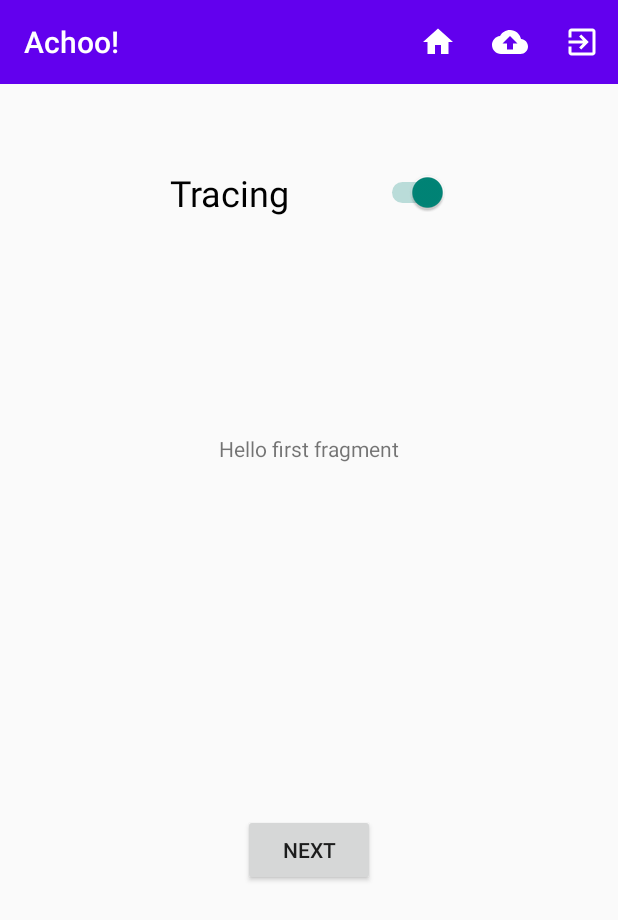
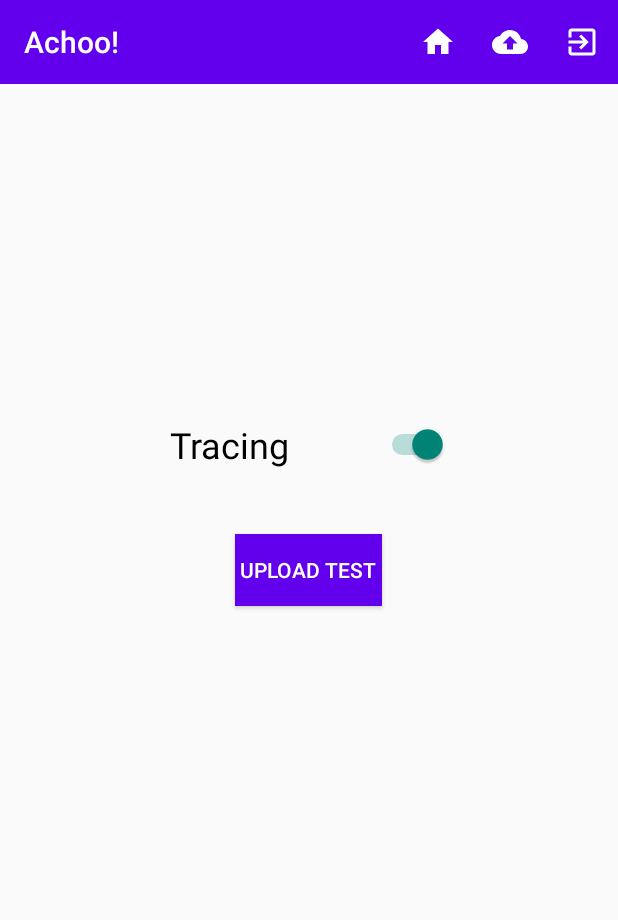
Before and after one commit to jonathan081/achoo, an Android app: the screen it shows after launch once a user with an empty profile is signed in (MainActivity), after a tap on "Tracing", on a phone screen of 412 x 824 dp. Shown: the top 920 px of the screen. Run offline under Robolectric (Android 15) with nearby library versions, the phone set to English and light mode, and no system bars; our stand-ins replace Firebase (no records; nobody signed in at launch, a user with empty details on screens opened directly); 10 statements that could not run were skipped.

Commit message:
Format changes
Changed logs/notifications. Changed Nearby to send the new current key as we plan

```diff
--- a/app/src/main/java/com/example/achoo/Notifications.java
+++ b/app/src/main/java/com/example/achoo/Notifications.java
@@ -15,7 +15,7 @@ public class Notifications {
             CharSequence name = activity.getString(R.string.channel_name);
             String description = activity.getString(R.string.channel_description);
             int importance = NotificationManager.IMPORTANCE_DEFAULT;
-            NotificationChannel channel = new NotificationChannel("test", name, importance);
+            NotificationChannel channel = new NotificationChannel("notif", name, importance);
             channel.setDescription(description);
             // Register the channel with the system; you can't change the importance
             // or other notification behaviors after this
--- a/app/src/main/java/com/example/achoo/messageGateway.java
+++ b/app/src/main/java/com/example/achoo/messageGateway.java
@@ -52,7 +52,7 @@ public class messageGateway {
 
 
     public static Message getNewMessage() {
-        return new Message("Hello World".getBytes());
+        return new Message(UploadWorker.getCurrKey().getBytes());
     }
 
     public static SubscribeOptions setSubscribeOptions(){
@@ -75,10 +75,10 @@ public class messageGateway {
         Log.i(TAG, "Subscribing for background updates.");
     }
 
-    public static void publish(String message, Activity activity) {
-        mActiveMessage = new Message(message.getBytes());
+    public static void publish(Activity activity) {
+        mActiveMessage = getNewMessage();
         Nearby.getMessagesClient(activity).publish(mActiveMessage);
-        Log.i(TAG, "Publishing message: " + message);
+        Log.i(TAG, "Publishing message");
     }
 
     public static void unpublish(Activity activity) {
--- a/app/src/main/res/layout/activity_main.xml
+++ b/app/src/main/res/layout/activity_main.xml
@@ -33,26 +33,12 @@
             />
     </androidx.appcompat.widget.Toolbar>
 
-    <include
-        android:id="@+id/include"
-        layout="@layout/content_main"
-        android:layout_width="0dp"
-        android:layout_height="0dp"
-        app:layout_constraintBottom_toBottomOf="parent"
-        app:layout_constraintEnd_toEndOf="parent"
-        app:layout_constraintHorizontal_bias="1.0"
-        app:layout_constraintLeft_toLeftOf="parent"
-        app:layout_constraintStart_toStartOf="parent"
-        app:layout_constraintTop_toBottomOf="@+id/toolbar"
-        app:layout_constraintVertical_bias="1.0"
-        app:layout_goneMarginLeft="20px"
-        app:layout_goneMarginRight="20px" />
 
     <Switch
         android:id="@+id/BLE_Switch"
         android:layout_width="185dp"
         android:layout_height="0dp"
-        android:layout_marginTop="56dp"
+        android:layout_marginTop="224dp"
         android:checked="false"
         android:fontFamily="sans-serif"
         android:onClick="buttonFlipped"
@@ -65,5 +51,21 @@
         app:layout_constraintTop_toBottomOf="@id/toolbar"
         tools:checked="false" />
 
+    <Button
+        android:id="@+id/button"
+        android:layout_width="wrap_content"
+        android:layout_height="wrap_content"
+        android:layout_marginTop="300dp"
+        android:background="?attr/colorPrimary"
+        android:onClick="uploadButton"
+        android:text=" Upload Test "
+        android:textColor="@android:color/white"
+        app:layout_constrainedHeight="false"
+        app:layout_constrainedWidth="false"
+        app:layout_constraintHorizontal_bias="0.498"
+        app:layout_constraintLeft_toLeftOf="parent"
+        app:layout_constraintRight_toRightOf="parent"
+        app:layout_constraintTop_toBottomOf="@id/toolbar" />
+
 
 </androidx.constraintlayout.widget.ConstraintLayout>
```
Also changed, not shown: app/src/main/java/com/example/achoo/MainActivity.java (+7 -27 lines), app/src/main/res/layout/activity_upload.xml (+22 -10 lines).
